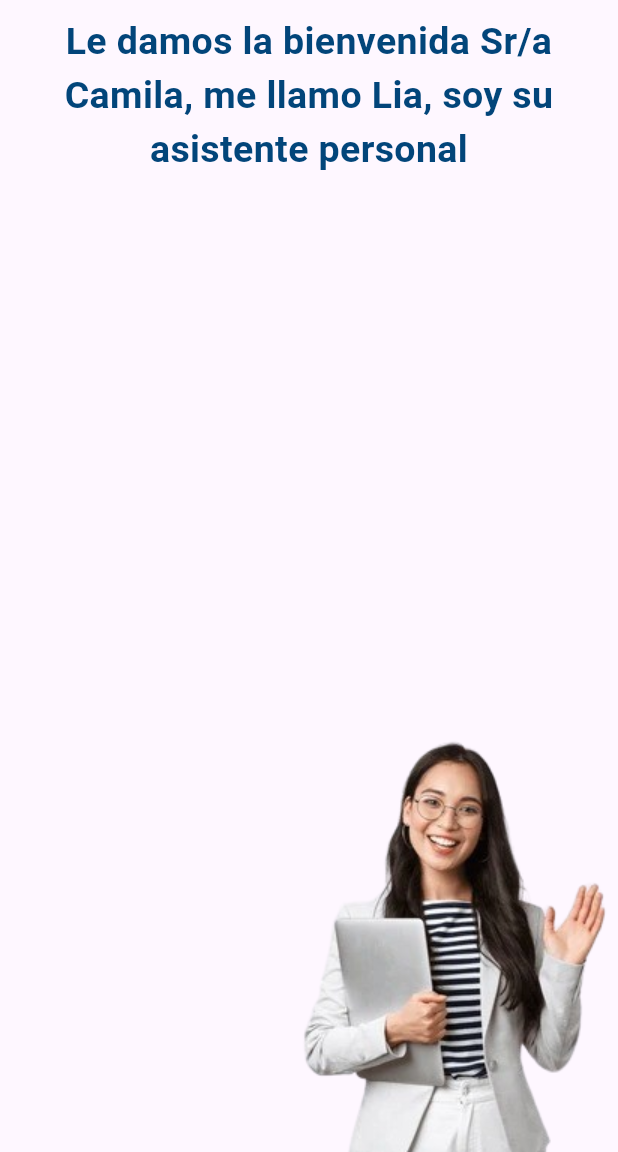
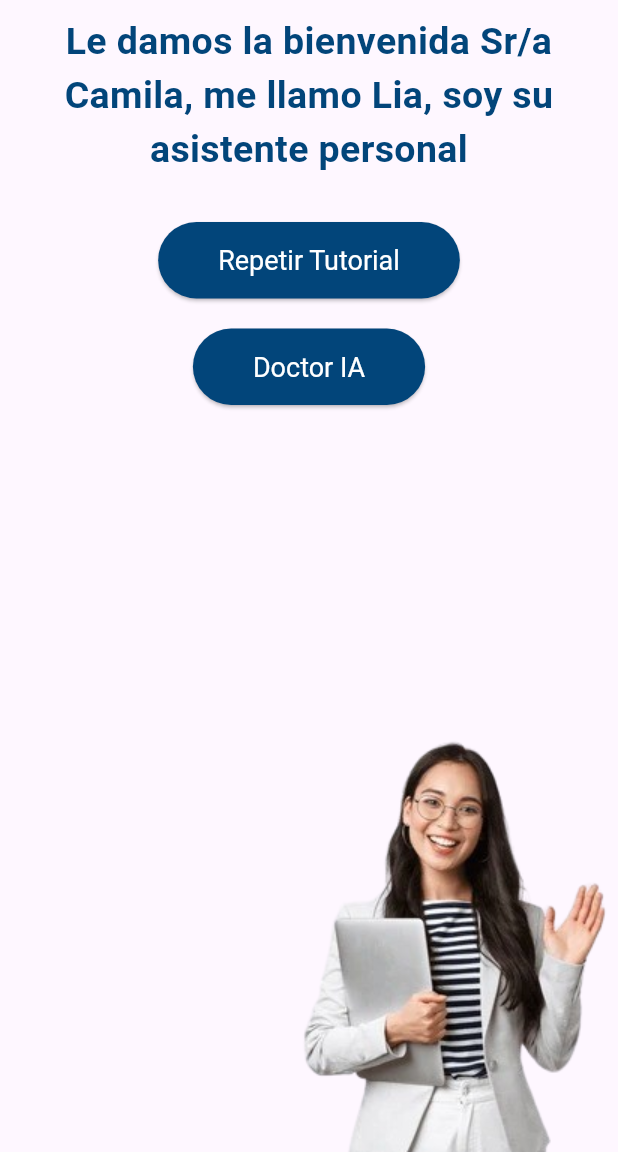
Before and after one commit to LuanHuanca/Medidoc_doctor, a Flutter app: the AsistentePage screen opened directly, on a phone screen of 412 x 824 dp, the part 84-1236 px from its top. Run offline on Flutter 3.47's test engine with Material 3 defaults, Android fonts, the light colour scheme and no system bars; our stand-ins replace local_auth.

Commit message:
Add files via upload

```diff
--- a/lib/pages/asistente_page.dart
+++ b/lib/pages/asistente_page.dart
@@ -1,5 +1,6 @@
 import 'package:flutter/material.dart';
 import 'package:medidoc_doctor/pages/navBar.dart';
+import 'package:url_launcher/url_launcher.dart';
 
 class AsistentePage extends StatelessWidget {
   final String nombre = 'Camila';
@@ -33,6 +34,35 @@ class AsistentePage extends StatelessWidget {
             ),
           ),
           SizedBox(height: 20.0),
+          ElevatedButton(
+            onPressed: () {
+              // Lógica para repetir el tutorial
+            },
+            child: Text('Repetir Tutorial'),
+            style: ElevatedButton.styleFrom(
+              foregroundColor: Colors.white, backgroundColor: Color(0xFF02457A),
+              padding: EdgeInsets.symmetric(horizontal: 40.0, vertical: 15.0),
+              textStyle: TextStyle(fontSize: 18.0),
+            ),
+          ),
+          SizedBox(height: 20.0),
+          ElevatedButton(
+            onPressed: () async {
+              const url = 'https://character.ai/chat/JG1FnD108airSy3MIy3PoUOdMhtKI9VB9agsdFWWBLc';
+              if (await canLaunch(url)) {
+                await launch(url);
+              } else {
+                throw 'Could not launch $url';
+              }
+            },
+            child: Text('Doctor IA'),
+            style: ElevatedButton.styleFrom(
+              foregroundColor: Colors.white, backgroundColor: Color(0xFF02457A),
+              padding: EdgeInsets.symmetric(horizontal: 40.0, vertical: 15.0),
+              textStyle: TextStyle(fontSize: 18.0),
+            ),
+          ),
+          SizedBox(height: 20.0),
           Expanded(
             child: Container(
               alignment: Alignment.bottomRight,
```
